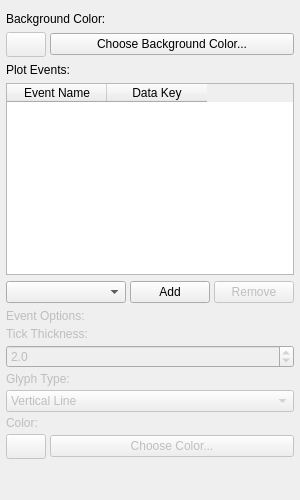
Old version of the form src/WhiskerToolbox/Plots/EventPlotWidget/UI/EventPlotPropertiesWidget.ui in the repository paulmthompson/WhiskerToolbox.
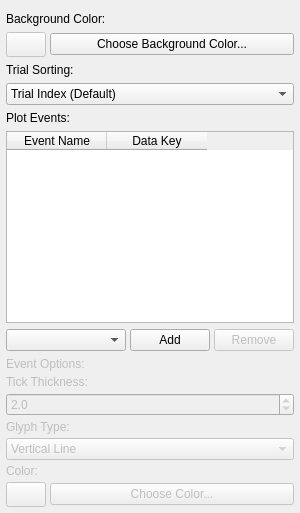
New version of the form.

Commit message: sort raster plot

What changed in the file:
```diff
--- a/src/WhiskerToolbox/Plots/EventPlotWidget/UI/EventPlotPropertiesWidget.ui
+++ b/src/WhiskerToolbox/Plots/EventPlotWidget/UI/EventPlotPropertiesWidget.ui
@@ -105,6 +105,38 @@
      </layout>
     </widget>
    </item>
+   <item>
+    <widget class="QLabel" name="sorting_label">
+     <property name="text">
+      <string>Trial Sorting:</string>
+     </property>
+    </widget>
+   </item>
+   <item>
+    <widget class="QComboBox" name="sorting_combo">
+     <property name="sizePolicy">
+      <sizepolicy hsizetype="Expanding" vsizetype="Fixed">
+       <horstretch>0</horstretch>
+       <verstretch>0</verstretch>
+      </sizepolicy>
+     </property>
+     <item>
+      <property name="text">
+       <string>Trial Index (Default)</string>
+      </property>
+     </item>
+     <item>
+      <property name="text">
+       <string>First Event Latency</string>
+      </property>
+     </item>
+     <item>
+      <property name="text">
+       <string>Event Count (Descending)</string>
+      </property>
+     </item>
+    </widget>
+   </item>
    <item>
     <widget class="QLabel" name="plot_events_label">
      <property name="text">
```
The commit also changes 17 other files.
